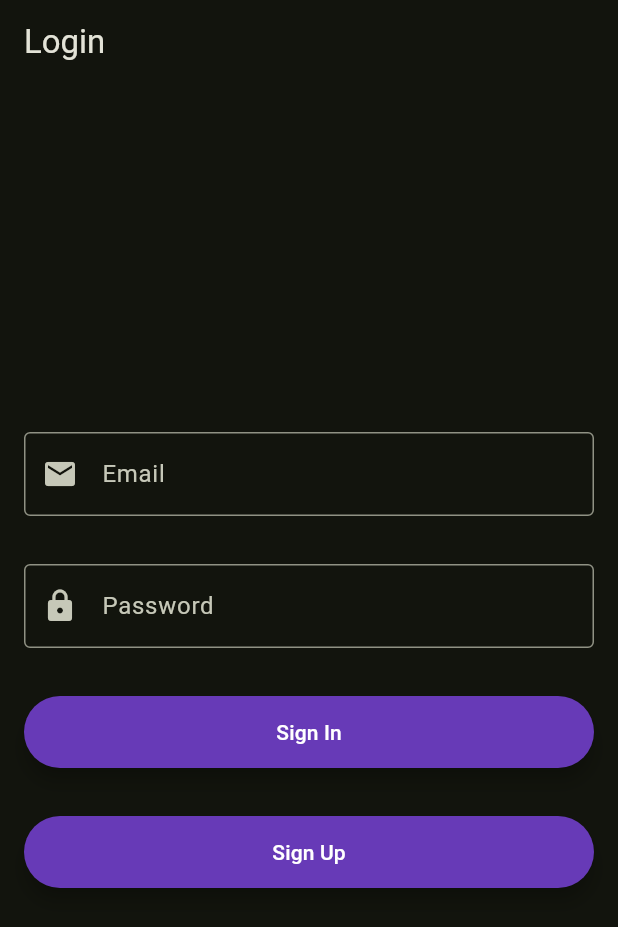
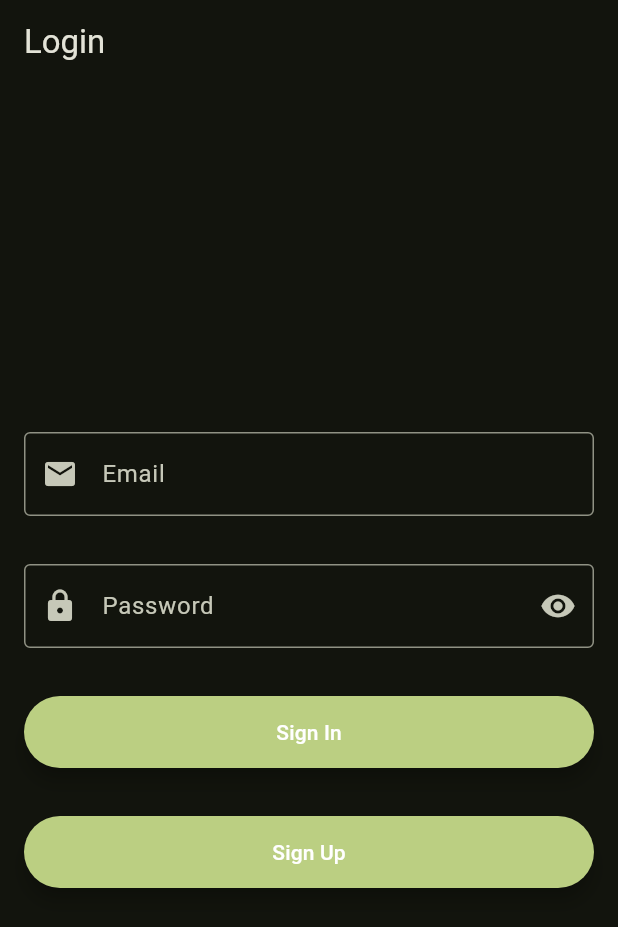
Before and after one commit to daganlarson/GetFitFitnessTracker, a Flutter app: the screen it shows after launch, on a phone screen of 412 x 824 dp. Shown: the top 927 px of the screen. Run offline on Flutter 3.47's test engine with Material 3 defaults, Android fonts, the phone set to English and light mode, and no system bars; our stand-ins replace cloud_firestore, firebase_auth, firebase_core, flutter_local_notifications, geocoding, geolocator and 4 more; missing offline and left inert: googleapis; accounts and stored records are empty; Roboto replaces fonts that are missing (Satoshi).

Commit message:
almost there

```diff
--- a/lib/views/login_page.dart
+++ b/lib/views/login_page.dart
@@ -17,6 +17,7 @@ class _LoginPageState extends State<LoginPage> {
   TextEditingController _password = TextEditingController();
   final _formKey = GlobalKey<FormState>();
   final _key = GlobalKey<ScaffoldState>();
+  bool _isObscure = true;
 
   @override
   void initState() {
@@ -52,12 +53,23 @@ class _LoginPageState extends State<LoginPage> {
               Padding(
                 padding: const EdgeInsets.all(16.0),
                 child: TextFormField(
+                  obscureText: _isObscure,
                   controller: _password,
                   validator: (value) => (value == null || value.isEmpty) ? "Please Enter Password" : null,
-                  decoration: const InputDecoration(
-                  prefixIcon: Icon(Icons.lock),
+                  decoration: InputDecoration(
+                  prefixIcon: const Icon(Icons.lock),
                   labelText: "Password",
-                  border: OutlineInputBorder()),
+                  border: const OutlineInputBorder(),
+                  suffixIcon: IconButton(
+                    icon: Icon(
+                        _isObscure ? Icons.visibility : Icons.visibility_off),
+                    onPressed: () {
+                      setState(() {
+                        _isObscure = !_isObscure;
+                      });
+                    },
+
+                  )),
 
                 ),
               ),
@@ -68,7 +80,7 @@ class _LoginPageState extends State<LoginPage> {
                       child: Material(
                       elevation: 5.0,
                       borderRadius: BorderRadius.circular(30.0),
-                      color: Colors.deepPurple,
+                      color: Theme.of(context).colorScheme.primary,
                       child: MaterialButton(
                       onPressed: () async {
                         if (_formKey.currentState!.validate()) {
@@ -86,7 +98,7 @@ class _LoginPageState extends State<LoginPage> {
                   child: Material(
                   elevation: 5.0,
                   borderRadius: BorderRadius.circular(30.0),
-                  color: Colors.deepPurple,
+                  color: Theme.of(context).colorScheme.primary,
                   child: MaterialButton(
                   onPressed: () async {
                   if (_formKey.currentState!.validate()) {
```
Also changed, not shown: lib/providers/LoginProvider.dart (+9 -0 lines), lib/views/settings_page.dart (+17 -1 lines).
